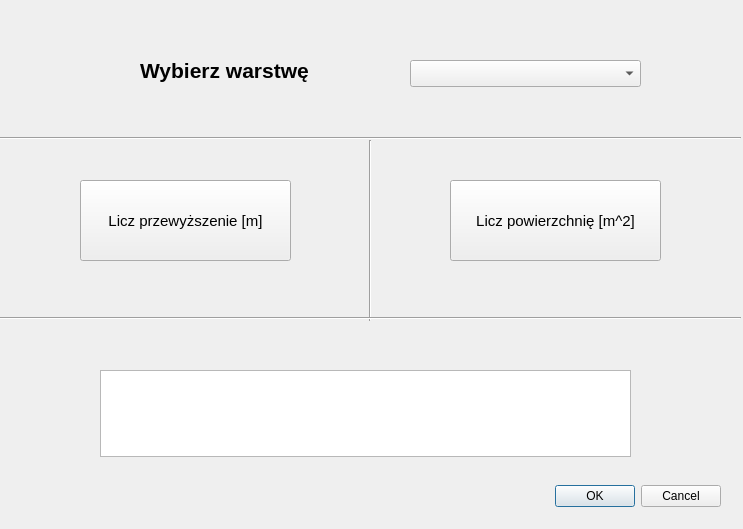
Qt form wtyczka_projekt_2_dialog_base.ui (weronikaga/Projekt2_wtyczka_QGIS) before a commit.
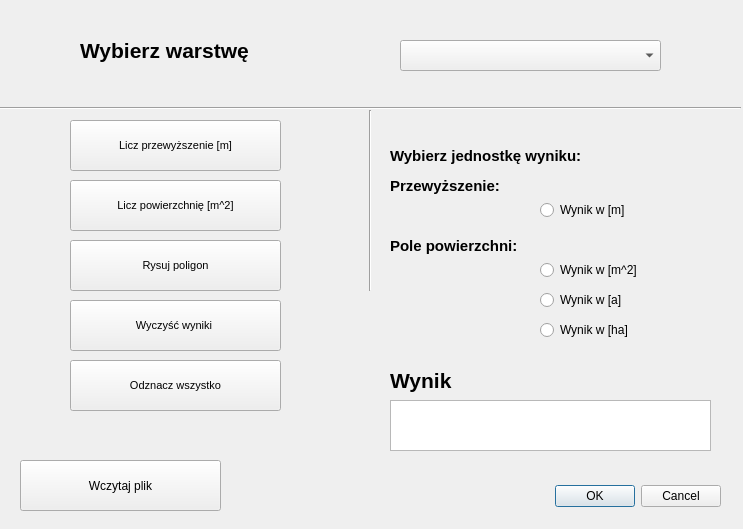
The same form after that commit. Custom widgets are drawn as their Qt base class.

```diff
--- a/wtyczka_projekt_2_dialog_base.ui
+++ b/wtyczka_projekt_2_dialog_base.ui
@@ -32,8 +32,8 @@
   <widget class="QLabel" name="Wybierz_warstwe">
    <property name="geometry">
     <rect>
-     <x>140</x>
-     <y>40</y>
+     <x>80</x>
+     <y>20</y>
      <width>261</width>
      <height>61</height>
     </rect>
@@ -42,7 +42,10 @@
     <font>
      <pointsize>16</pointsize>
      <weight>75</weight>
+     <italic>false</italic>
      <bold>true</bold>
+     <underline>false</underline>
+     <strikeout>false</strikeout>
     </font>
    </property>
    <property name="text">
@@ -52,25 +55,25 @@
   <widget class="QgsMapLayerComboBox" name="mMapLayerComboBox">
    <property name="geometry">
     <rect>
-     <x>410</x>
-     <y>60</y>
-     <width>231</width>
-     <height>27</height>
+     <x>400</x>
+     <y>40</y>
+     <width>261</width>
+     <height>31</height>
     </rect>
    </property>
   </widget>
   <widget class="QPushButton" name="licz_przewyzszenie">
    <property name="geometry">
     <rect>
-     <x>80</x>
-     <y>180</y>
+     <x>70</x>
+     <y>120</y>
      <width>211</width>
-     <height>81</height>
+     <height>51</height>
     </rect>
    </property>
    <property name="font">
     <font>
-     <pointsize>11</pointsize>
+     <pointsize>8</pointsize>
     </font>
    </property>
    <property name="text">
@@ -80,15 +83,15 @@
   <widget class="QPushButton" name="licz_powierzchnie">
    <property name="geometry">
     <rect>
-     <x>450</x>
+     <x>70</x>
      <y>180</y>
      <width>211</width>
-     <height>81</height>
+     <height>51</height>
     </rect>
    </property>
    <property name="font">
     <font>
-     <pointsize>11</pointsize>
+     <pointsize>8</pointsize>
     </font>
    </property>
    <property name="text">
@@ -98,18 +101,23 @@
   <widget class="QTextEdit" name="wynik">
    <property name="geometry">
     <rect>
-     <x>100</x>
-     <y>370</y>
-     <width>531</width>
-     <height>87</height>
+     <x>390</x>
+     <y>400</y>
+     <width>321</width>
+     <height>51</height>
     </rect>
    </property>
+   <property name="font">
+    <font>
+     <pointsize>14</pointsize>
+    </font>
+   </property>
   </widget>
   <widget class="Line" name="line">
    <property name="geometry">
     <rect>
      <x>0</x>
-     <y>130</y>
+     <y>100</y>
      <width>741</width>
      <height>16</height>
     </rect>
@@ -122,7 +130,7 @@
    <property name="geometry">
     <rect>
      <x>360</x>
-     <y>140</y>
+     <y>110</y>
      <width>20</width>
      <height>181</height>
     </rect>
@@ -131,17 +139,203 @@
     <enum>Qt::Vertical</enum>
    </property>
   </widget>
-  <widget class="Line" name="line_3">
+  <widget class="QPushButton" name="rysuj_poligon">
    <property name="geometry">
     <rect>
-     <x>0</x>
-     <y>310</y>
-     <width>741</width>
-     <height>16</height>
+     <x>70</x>
+     <y>240</y>
+     <width>211</width>
+     <height>51</height>
     </rect>
    </property>
-   <property name="orientation">
-    <enum>Qt::Horizontal</enum>
+   <property name="font">
+    <font>
+     <pointsize>8</pointsize>
+    </font>
+   </property>
+   <property name="text">
+    <string>Rysuj poligon</string>
+   </property>
+  </widget>
+  <widget class="QPushButton" name="wyczysc_wyniki">
+   <property name="geometry">
+    <rect>
+     <x>70</x>
+     <y>300</y>
+     <width>211</width>
+     <height>51</height>
+    </rect>
+   </property>
+   <property name="font">
+    <font>
+     <pointsize>8</pointsize>
+    </font>
+   </property>
+   <property name="text">
+    <string>Wyczyść wyniki </string>
+   </property>
+  </widget>
+  <widget class="QPushButton" name="odznacz_wszystko">
+   <property name="geometry">
+    <rect>
+     <x>70</x>
+     <y>360</y>
+     <width>211</width>
+     <height>51</height>
+    </rect>
+   </property>
+   <property name="font">
+    <font>
+     <pointsize>8</pointsize>
+    </font>
+   </property>
+   <property name="text">
+    <string>Odznacz wszystko</string>
+   </property>
+  </widget>
+  <widget class="QRadioButton" name="wynik_m">
+   <property name="geometry">
+    <rect>
+     <x>540</x>
+     <y>200</y>
+     <width>95</width>
+     <height>20</height>
+    </rect>
+   </property>
+   <property name="text">
+    <string>Wynik w [m]</string>
+   </property>
+  </widget>
+  <widget class="QRadioButton" name="wynik_m2">
+   <property name="geometry">
+    <rect>
+     <x>540</x>
+     <y>260</y>
+     <width>141</width>
+     <height>20</height>
+    </rect>
+   </property>
+   <property name="text">
+    <string>Wynik w [m^2]</string>
+   </property>
+  </widget>
+  <widget class="QRadioButton" name="wynik_ha">
+   <property name="geometry">
+    <rect>
+     <x>540</x>
+     <y>320</y>
+     <width>141</width>
+     <height>20</height>
+    </rect>
+   </property>
+   <property name="text">
+    <string>Wynik w [ha]</string>
+   </property>
+  </widget>
+  <widget class="QRadioButton" name="wynik_a">
+   <property name="geometry">
+    <rect>
+     <x>540</x>
+     <y>290</y>
+     <width>141</width>
+     <height>20</height>
+    </rect>
+   </property>
+   <property name="text">
+    <string>Wynik w [a]</string>
+   </property>
+  </widget>
+  <widget class="QLabel" name="Wybierz_warstwe_2">
+   <property name="geometry">
+    <rect>
+     <x>390</x>
+     <y>350</y>
+     <width>261</width>
+     <height>61</height>
+    </rect>
+   </property>
+   <property name="font">
+    <font>
+     <pointsize>16</pointsize>
+     <weight>75</weight>
+     <bold>true</bold>
+    </font>
+   </property>
+   <property name="text">
+    <string>Wynik</string>
+   </property>
+  </widget>
+  <widget class="QPushButton" name="wczytaj_plik">
+   <property name="geometry">
+    <rect>
+     <x>20</x>
+     <y>460</y>
+     <width>201</width>
+     <height>51</height>
+    </rect>
+   </property>
+   <property name="text">
+    <string>Wczytaj plik</string>
+   </property>
+  </widget>
+  <widget class="QLabel" name="Wybierz_warstwe_3">
+   <property name="geometry">
+    <rect>
+     <x>390</x>
+     <y>140</y>
+     <width>261</width>
+     <height>31</height>
+    </rect>
+   </property>
+   <property name="font">
+    <font>
+     <pointsize>11</pointsize>
+     <weight>75</weight>
+     <bold>true</bold>
+    </font>
+   </property>
+   <property name="text">
+    <string>Wybierz jednostkę wyniku:</string>
+   </property>
+  </widget>
+  <widget class="QLabel" name="Wybierz_warstwe_4">
+   <property name="geometry">
+    <rect>
+     <x>390</x>
+     <y>170</y>
+     <width>261</width>
+     <height>31</height>
+    </rect>
+   </property>
+   <property name="font">
+    <font>
+     <pointsize>11</pointsize>
+     <weight>75</weight>
+     <bold>true</bold>
+    </font>
+   </property>
+   <property name="text">
+    <string>Przewyższenie:</string>
+   </property>
+  </widget>
+  <widget class="QLabel" name="Wybierz_warstwe_5">
+   <property name="geometry">
+    <rect>
+     <x>390</x>
+     <y>230</y>
+     <width>261</width>
+     <height>31</height>
+    </rect>
+   </property>
+   <property name="font">
+    <font>
+     <pointsize>11</pointsize>
+     <weight>75</weight>
+     <bold>true</bold>
+    </font>
+   </property>
+   <property name="text">
+    <string>Pole powierzchni:</string>
    </property>
   </widget>
  </widget>
```
Left out of the diff: 3 changed lines with no effect on the pictures.
